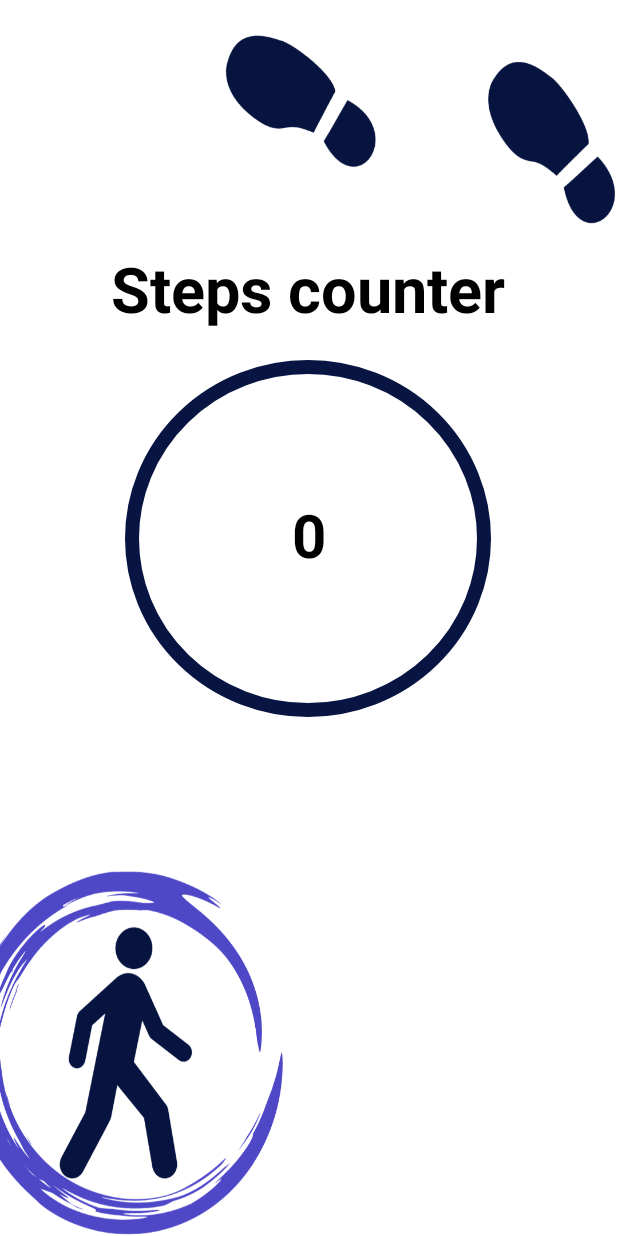
After one commit to xFlameLiq/MobileProject2, an Android app: the ContActivity screen opened directly, with no data from a screen before it, on a phone screen of 412 x 824 dp. The commit adds this screen. Run offline under Robolectric (Android 15) with nearby library versions, the phone set to English and light mode, and no system bars.

Commit message:
Steps counter

```diff
--- /dev/null
+++ b/app/src/main/java/com/example/mobileproject/ContActivity.java
@@ -0,0 +1,95 @@
+package com.example.mobileproject;
+
+import android.content.Context;
+import android.content.SharedPreferences;
+import android.hardware.Sensor;
+import android.hardware.SensorEvent;
+import android.hardware.SensorEventListener;
+import android.hardware.SensorManager;
+import androidx.appcompat.app.AppCompatActivity;
+import android.os.Bundle;
+import android.util.Log;
+import android.widget.TextView;
+import android.widget.Toast;
+
+public class ContActivity extends AppCompatActivity  implements SensorEventListener{
+
+    private SensorManager sensorManager;
+    private boolean running = false;
+    private float totalSteps = 0f;
+    private float previousTotalSteps = 0f;
+
+    @Override
+    protected void onCreate(Bundle savedInstanceState) {
+        super.onCreate(savedInstanceState);
+        setContentView(R.layout.activity_cont);
+
+
+        loadData();
+        resetSteps();
+
+        sensorManager = (SensorManager) getSystemService(Context.SENSOR_SERVICE);
+    }
+
+    @Override
+    protected void onResume() {
+        super.onResume();
+        running = true;
+
+        Sensor stepSensor = sensorManager.getDefaultSensor(Sensor.TYPE_STEP_COUNTER);
+
+        if (stepSensor == null) {
+            Toast.makeText(this, "No sensor detected on this device", Toast.LENGTH_SHORT).show();
+        } else {
+            sensorManager.registerListener(this, stepSensor, SensorManager.SENSOR_DELAY_UI);
+        }
+    }
+
+    @Override
+    public void onSensorChanged(SensorEvent event) {
+        TextView tv_stepsTaken = findViewById(R.id.txtSteps);
+
+        if (running) {
+            totalSteps = event.values[0];
+            int currentSteps = (int) (totalSteps - previousTotalSteps);
+            tv_stepsTaken.setText(String.valueOf(currentSteps));
+        }
+    }
+
+    public void resetSteps() {
+        TextView tv_stepsTaken = findViewById(R.id.txtSteps);
+        tv_stepsTaken.setOnClickListener(view -> Toast.makeText(this, "Long tap to reset steps", Toast.LENGTH_SHORT).show());
+
+        tv_stepsTaken.setOnLongClickListener(view -> {
+            previousTotalSteps = totalSteps;
+            tv_stepsTaken.setText("0");
+            saveData();
+            return true;
+        });
+    }
+
+    private void saveData() {
+        // Shared Preferences will allow us to save
+        // and retrieve data in the form of key,value pair.
+        // In this function we will save data
+        Context context = getApplicationContext();
+        SharedPreferences sharedPreferences = context.getSharedPreferences("myPrefs", Context.MODE_PRIVATE);
+        SharedPreferences.Editor editor = sharedPreferences.edit();
+        editor.putFloat("key1", previousTotalSteps);
+        editor.apply();
+    }
+
+    private void loadData() {
+        // In this function we will retrieve data
+        Context context = getApplicationContext();
+        SharedPreferences sharedPreferences = context.getSharedPreferences("myPrefs", Context.MODE_PRIVATE);
+        float savedNumber = sharedPreferences.getFloat("key1", 0f);
+        Log.d("ContActivity", String.valueOf(savedNumber));
+        previousTotalSteps = savedNumber;
+    }
+
+    @Override
+    public void onAccuracyChanged(Sensor sensor, int accuracy) {
+        // We do not have to write anything in this function for this app
+    }
+}
--- a/app/src/main/java/com/example/mobileproject/MenuLateralActivity.java
+++ b/app/src/main/java/com/example/mobileproject/MenuLateralActivity.java
@@ -53,7 +53,7 @@ public class MenuLateralActivity extends AppCompatActivity {
         // menu should be considered as top level destinations.
         mAppBarConfiguration = new AppBarConfiguration.Builder(
                 R.id.nav_home, R.id.nav_gallery, R.id.nav_slideshow,
-        R.id.fragment_subjects, R.id.fragment_contacts, R.id.fragment_location, R.id.notification)
+        R.id.fragment_subjects, R.id.fragment_contacts, R.id.fragment_location, R.id.notification, R.id.ContActivity)
                 .setOpenableLayout(drawer)
                 .build();
         NavController navController = Navigation.findNavController(this, R.id.nav_host_fragment_content_menu_lateral);
--- /dev/null
+++ b/app/src/main/res/drawable/circle.xml
@@ -0,0 +1,15 @@
+<?xml version="1.0" encoding="utf-8"?>
+<selector xmlns:android="http://schemas.android.com/apk/res/android">
+    <item>
+        <!-- creates an oval shape -->
+        <shape android:shape="oval">
+
+            <!-- giving the color and width to the stroke -->
+            <stroke android:color="#081543" android:width="9dp"/>
+
+            <!-- giving the width and the height to the shape -->
+            <size android:width="120dp" android:height="120dp"/>
+        </shape>
+    </item>
+
+</selector>
--- /dev/null
+++ b/app/src/main/res/layout/activity_cont.xml
@@ -0,0 +1,54 @@
+<?xml version="1.0" encoding="utf-8"?>
+<androidx.constraintlayout.widget.ConstraintLayout xmlns:android="http://schemas.android.com/apk/res/android"
+    xmlns:app="http://schemas.android.com/apk/res-auto"
+    xmlns:tools="http://schemas.android.com/tools"
+    android:layout_width="match_parent"
+    android:layout_height="match_parent"
+    android:background="@mipmap/fondocontador"
+    tools:context=".ContActivity">
+
+
+    <TextView
+        android:id="@+id/steps"
+        android:layout_width="334dp"
+        android:layout_height="65dp"
+        android:layout_marginStart="8dp"
+        android:layout_marginTop="164dp"
+        android:layout_marginEnd="8dp"
+        android:text="Steps counter"
+        android:textAlignment="center"
+        android:textColor="@color/black"
+        android:textSize="42sp"
+        android:textStyle="bold"
+        app:layout_constraintEnd_toEndOf="parent"
+        app:layout_constraintHorizontal_bias="0.496"
+        app:layout_constraintStart_toStartOf="parent"
+        app:layout_constraintTop_toTopOf="parent" />
+
+    <TextView
+        android:id="@+id/txtSteps"
+        android:layout_width="93dp"
+        android:layout_height="57dp"
+        android:layout_marginStart="8dp"
+        android:layout_marginTop="100dp"
+        android:layout_marginEnd="8dp"
+        android:text="0"
+        android:textAlignment="center"
+        android:textColor="@color/black"
+        android:textSize="40sp"
+        android:textStyle="bold"
+        app:layout_constraintEnd_toEndOf="parent"
+        app:layout_constraintStart_toStartOf="parent"
+        app:layout_constraintTop_toBottomOf="@+id/steps" />
+
+    <ImageView
+        android:id="@+id/imgCircle"
+        android:layout_width="244dp"
+        android:layout_height="238dp"
+        android:layout_marginTop="240dp"
+        android:background="@drawable/circle"
+        app:layout_constraintEnd_toEndOf="parent"
+        app:layout_constraintHorizontal_bias="0.497"
+        app:layout_constraintStart_toStartOf="parent"
+        app:layout_constraintTop_toTopOf="parent" />
+</androidx.constraintlayout.widget.ConstraintLayout>
--- a/app/src/main/res/layout/activity_register.xml
+++ b/app/src/main/res/layout/activity_register.xml
@@ -211,6 +211,7 @@
         android:layout_width="143dp"
         android:layout_height="56dp"
         android:backgroundTint="#4E47C6"
+        android:onClick="register"
         android:text="REGISTER"
         app:layout_constraintBottom_toBottomOf="parent"
         app:layout_constraintEnd_toEndOf="parent"
@@ -226,6 +227,7 @@
         android:layout_marginStart="124dp"
         android:layout_marginEnd="144dp"
         android:backgroundTint="#4E47C6"
+        android:onClick="goToLogin"
         android:text="LOGIN"
         app:layout_constraintBottom_toBottomOf="parent"
         app:layout_constraintEnd_toEndOf="parent"
--- a/app/src/main/res/menu/activity_main_drawer.xml
+++ b/app/src/main/res/menu/activity_main_drawer.xml
@@ -33,5 +33,9 @@
             android:id="@+id/notification"
             android:icon="@drawable/baseline_add_alarm_24"
             android:title="Alarm" />
+        <item
+            android:id="@+id/ContActivity"
+            android:icon="@mipmap/img_6"
+            android:title="Counter" />
     </group>
 </menu>
--- a/app/src/main/res/navigation/mobile_navigation.xml
+++ b/app/src/main/res/navigation/mobile_navigation.xml
@@ -37,4 +37,9 @@
         android:name="com.example.mobileproject.fragment_location"
         android:label="Location"
         tools:layout="@layout/fragment_location" />
+    <activity
+        android:id="@+id/ContActivity"
+        android:name="com.example.mobileproject.ContActivity"
+        android:label="Counter"
+        tools:layout="@layout/activity_cont" />
 </navigation>
```
Also changed, not shown: app/src/main/AndroidManifest.xml (+8 -0 lines), app/src/main/res/mipmap-hdpi/fondocontador.png (added), app/src/main/res/mipmap-hdpi/img_6.png (added), 1 other file.
